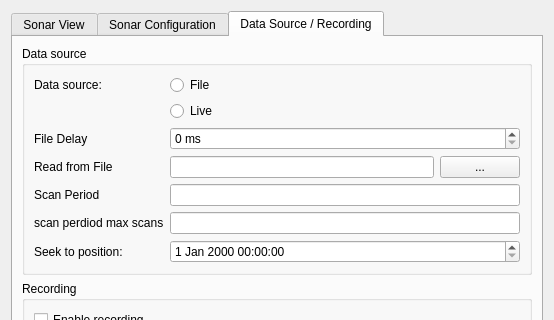
This is Hanse/Module_ScanningSonar/scanningsonar_form.ui in iti-luebeck/HANSE2011 as Qt 5 draws it before an edit; both pictures show x 0 to 554 and y 0 to 320 of the 554 by 507 pixel window. The edited form follows.
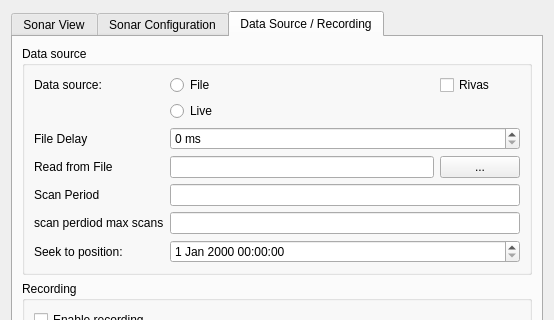
This is the edited form. The open tabs and pages were chosen to show the change. Custom widgets are drawn as their Qt base class.

Commit message: Rivas dataset. Jan

The edit to the form file:
```diff
--- a/Hanse/Module_ScanningSonar/scanningsonar_form.ui
+++ b/Hanse/Module_ScanningSonar/scanningsonar_form.ui
@@ -369,6 +369,13 @@
           <item row="5" column="1" colspan="2">
            <widget class="QLineEdit" name="scanPeriodMaxScans"/>
           </item>
+          <item row="0" column="2">
+           <widget class="QCheckBox" name="rivasBox">
+            <property name="text">
+             <string>Rivas</string>
+            </property>
+           </widget>
+          </item>
          </layout>
         </widget>
        </item>
```
Left out of the diff: 26 changed lines with no effect on the pictures. The commit also changes 18 other files.
